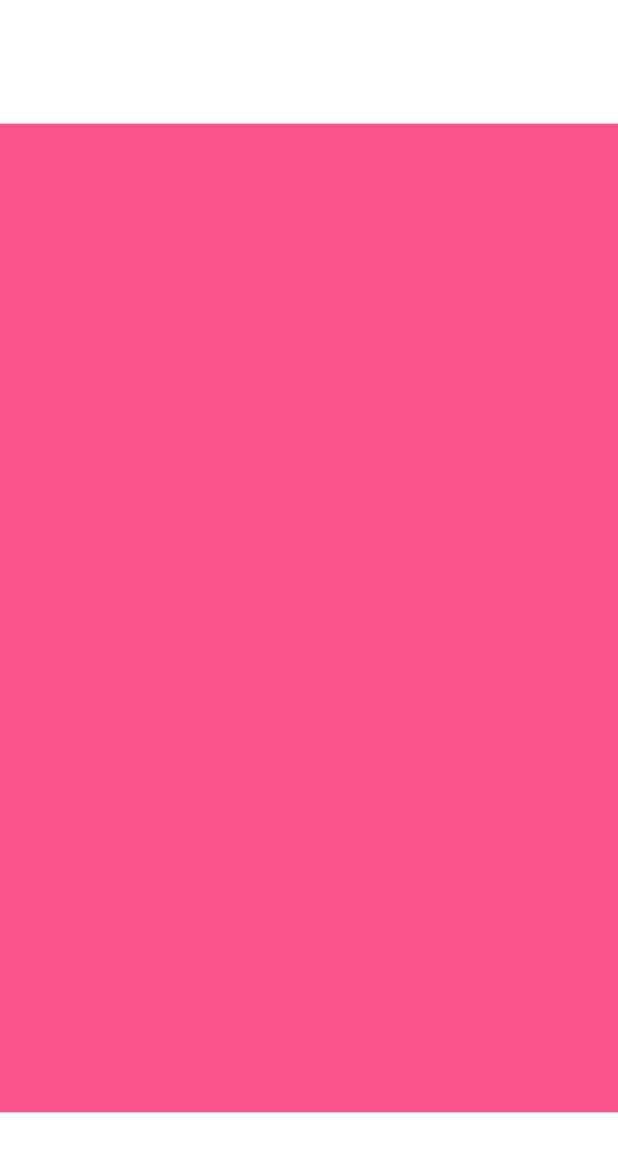
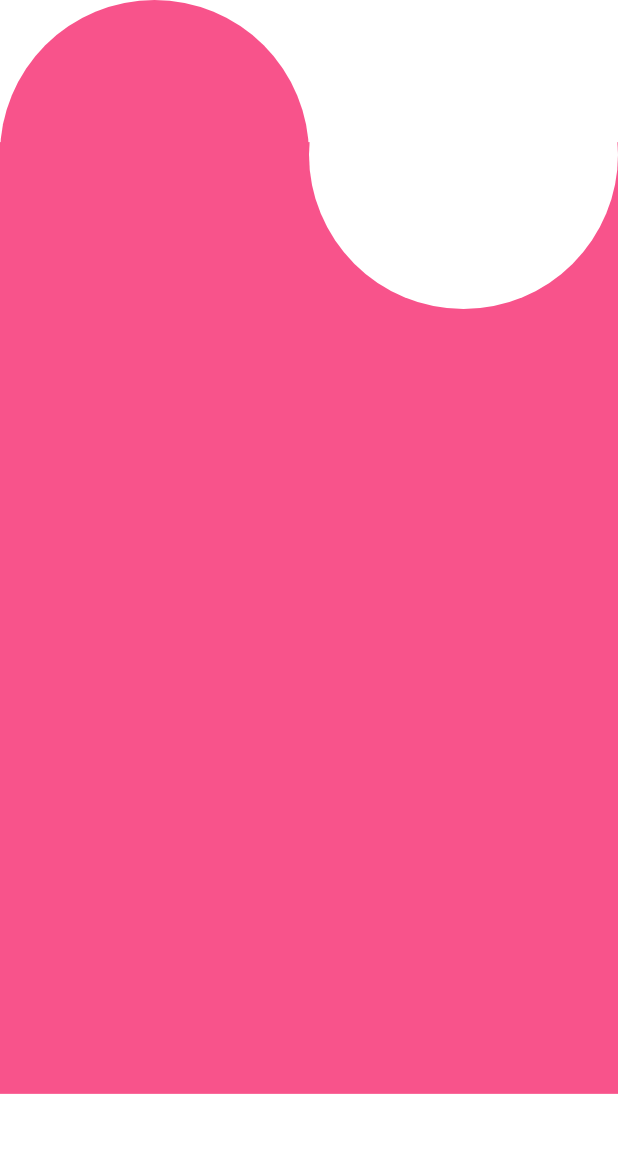
Before and after one commit to AgustinDipolito/Personal_me, a Flutter app: the screen it shows after launch, on a phone screen of 412 x 824 dp. Shown: the top 1152 px of the screen. Run offline on Flutter 3.47's test engine with Material 2 defaults, Android fonts, the phone set to English and light mode, and no system bars.

Commit message:
script para circulos,sin optimizar

```diff
--- a/lib/loginPage.dart
+++ b/lib/loginPage.dart
@@ -22,12 +22,31 @@ class _LoginPageState extends State<LoginPage> {
             child: Align(
               alignment: Alignment.center,
               child: Container(
-                height: screenSize.height * .8,
+                height: screenSize.height * .77,
                 width: screenSize.width,
                 decoration: BoxDecoration(color: kPrimaryColor),
               ),
             ),
           ),
+          Positioned(
+              top:
+                  0, //(screenSize.height / 2 - ((screenSize.height * 0.7) / 2)),
+              left: 0, // (screenSize.width * 0.25) - screenSize.width * 0.25,
+              child: Container(
+                height: screenSize.width * 0.5,
+                width: screenSize.width * 0.5,
+                decoration: new BoxDecoration(
+                    shape: BoxShape.circle, color: kPrimaryColor),
+              )),
+          Positioned(
+              top: 0,
+              left: screenSize.width / 2,
+              child: Container(
+                height: screenSize.width * 0.5,
+                width: screenSize.width * 0.5,
+                decoration: new BoxDecoration(
+                    shape: BoxShape.circle, color: kSecondaryColor),
+              ))
         ],
       ),
     );
```
